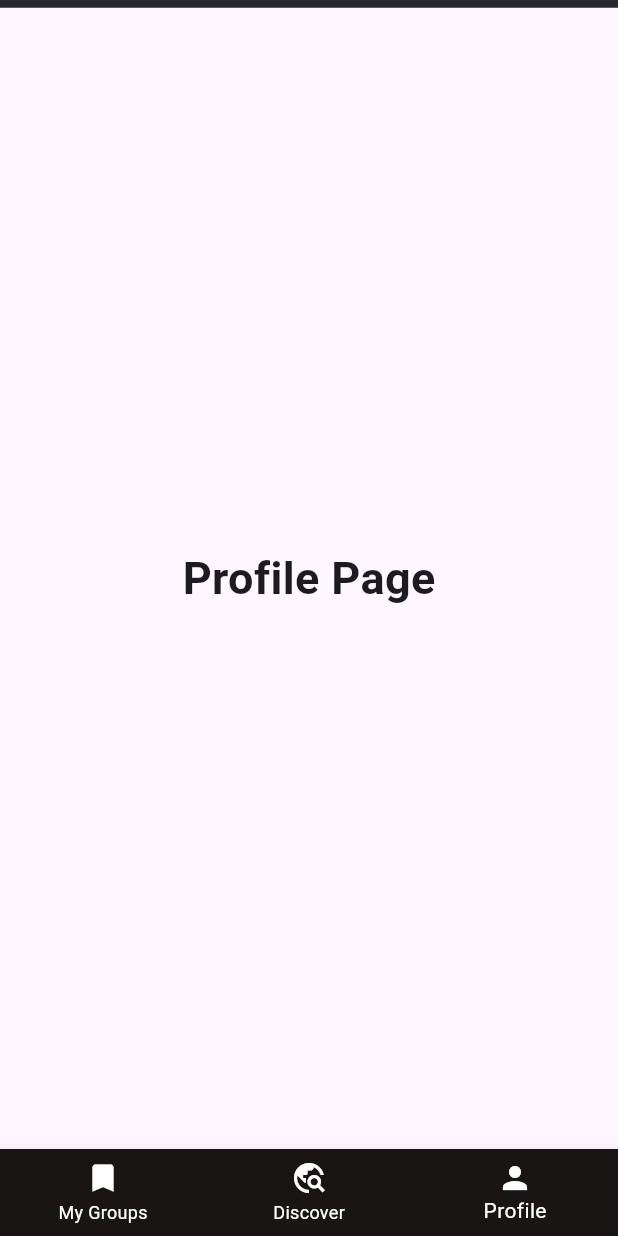
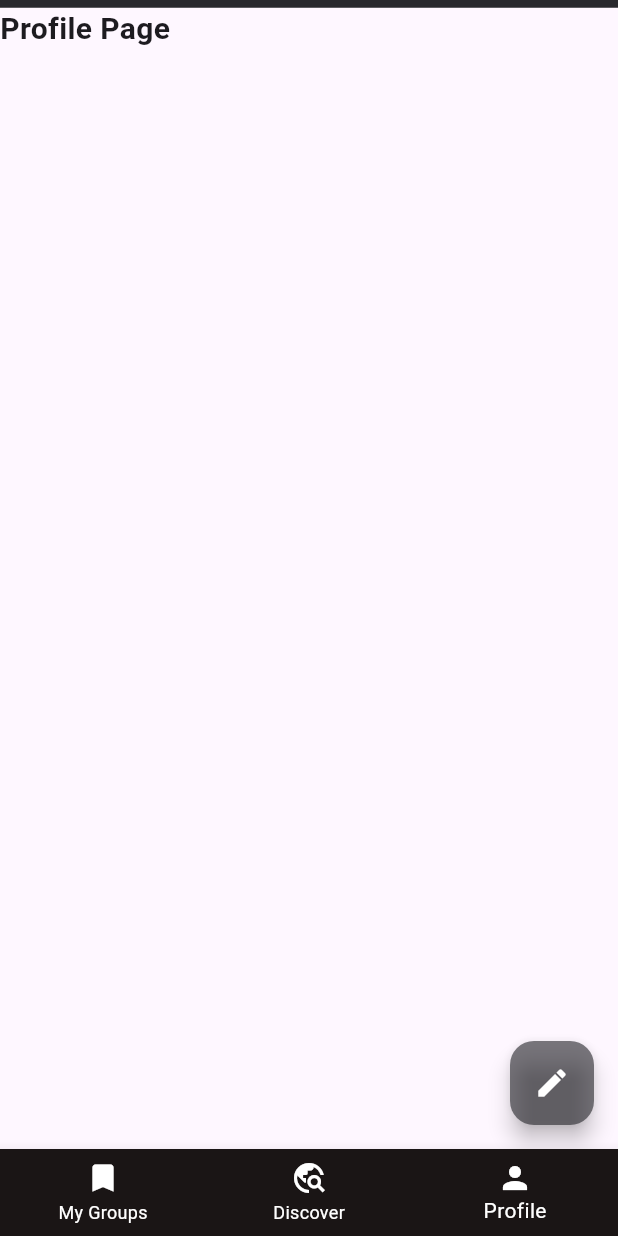
Before and after one commit to Viriyadhi/Forus, a Flutter app: the screen it shows once a user with an empty profile is signed in, item 3 of the bottom bar chosen, on a phone screen of 412 x 824 dp. Run offline on Flutter 3.47's test engine with Material 3 defaults, Android fonts, the phone set to English and light mode, and no system bars; our stand-ins replace firebase_auth, firebase_core, firebase_database, google_sign_in, sign_in_button; accounts and stored records are empty.

Commit message:
feat[VE]: Add navigation to edit profile

```diff
--- a/lib/pages/profile_page.dart
+++ b/lib/pages/profile_page.dart
@@ -1,4 +1,5 @@
 import 'package:flutter/material.dart';
+import 'package:forus/pages/edit_profile.dart';
 
 class ProfilePage extends StatefulWidget {
   const ProfilePage({super.key});
@@ -10,13 +11,24 @@ class ProfilePage extends StatefulWidget {
 class _ProfilePageState extends State<ProfilePage> {
   @override
   Widget build(BuildContext context) {
-    return const Scaffold(
-      body: Center(
-        child: Text('Profile Page',
-            style: TextStyle(
-              fontSize: 30,
-              fontWeight: FontWeight.bold,
-            )),
+    return Scaffold(
+      body: const Column(
+        children: [
+          Text('Profile Page',
+              style: TextStyle(
+                fontSize: 20,
+                fontWeight: FontWeight.bold,
+              ))
+        ],
+      ),
+      floatingActionButton: FloatingActionButton(
+        onPressed: () {
+          Navigator.push(context,
+              MaterialPageRoute(builder: (context) => const EditProfile()));
+        },
+        foregroundColor: Colors.white,
+        backgroundColor: const Color.fromRGBO(40, 40, 45, 0.612),
+        child: const Icon(Icons.edit),
       ),
     );
   }
```
Also changed, not shown: lib/pages/edit_profile.dart (added, +61 -0 lines).
